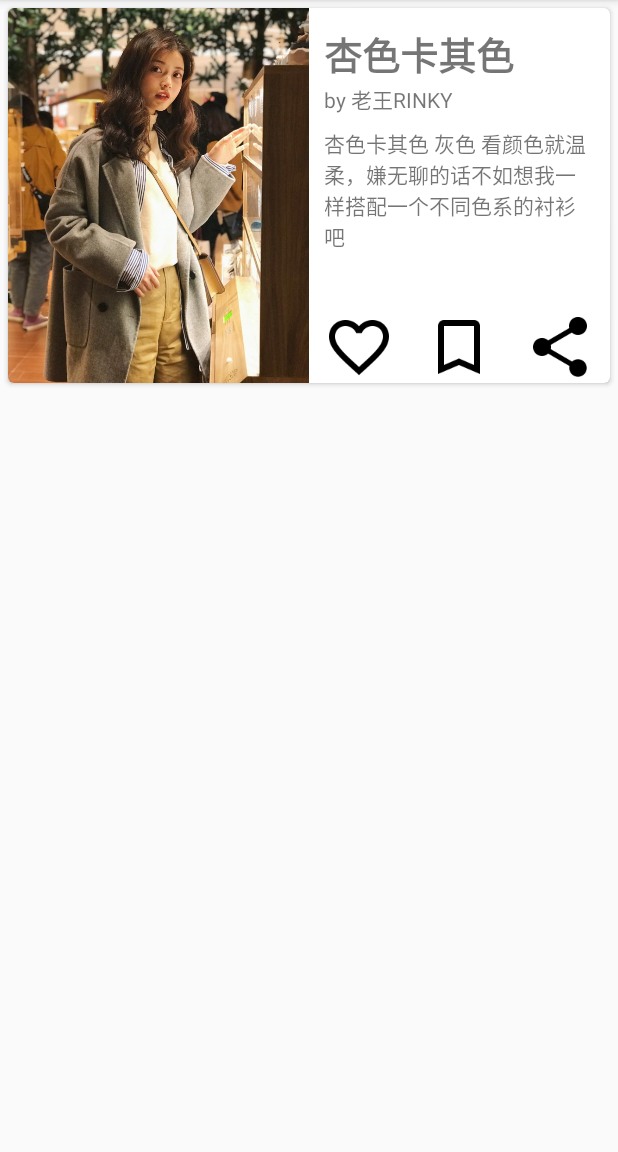
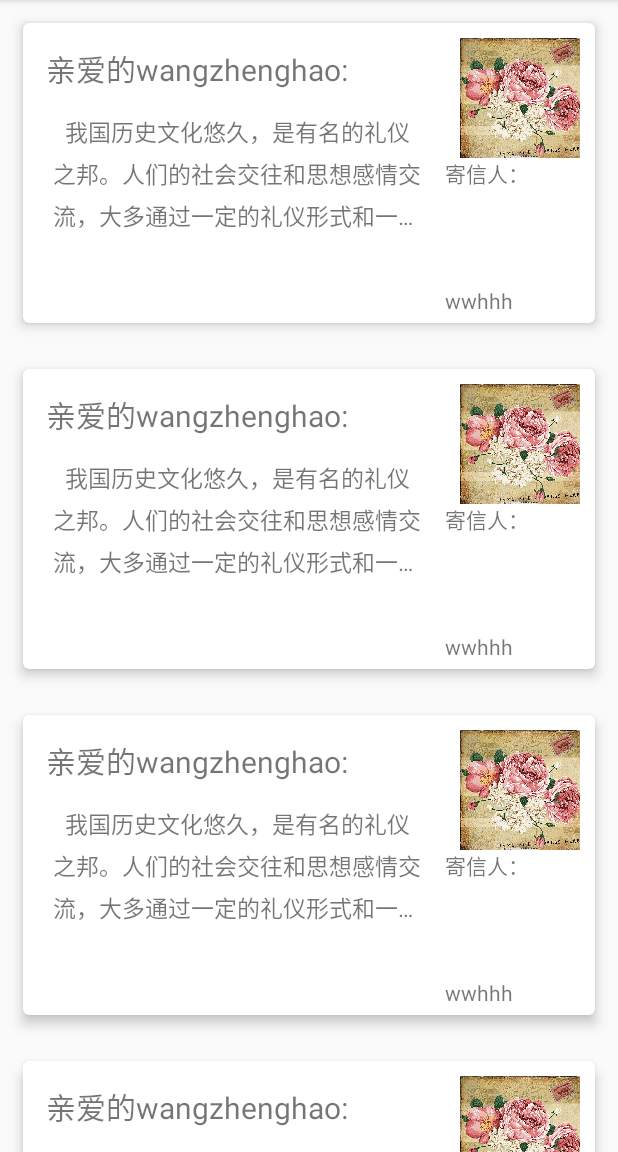
Before and after one commit to wzharies/dressing, an Android app: the fragment Fragment2 shown on its own in the app's theme, on a phone screen of 412 x 824 dp, the part 84-1236 px from its top. Run offline under Robolectric (Android 15) with nearby library versions, the phone set to English and light mode, and no system bars; our stand-ins replace Navigation 3; network calls fail.

Commit message:
letter
完善了letter

```diff
--- a/app/src/main/java/com/example/dress/activity/fragement/Fragment2.java
+++ b/app/src/main/java/com/example/dress/activity/fragement/Fragment2.java
@@ -3,11 +3,19 @@ package com.example.dress.activity.fragement;
 import android.os.Bundle;
 import android.support.annotation.Nullable;
 import android.support.v4.app.Fragment;
+import android.support.v7.widget.LinearLayoutManager;
+import android.support.v7.widget.RecyclerView;
 import android.view.LayoutInflater;
 import android.view.View;
 import android.view.ViewGroup;
+import android.widget.LinearLayout;
 
 import com.example.dress.R;
+import com.example.dress.adapter.EnvelopeAdapter;
+import com.example.dress.util.Envelope;
+
+import java.util.ArrayList;
+import java.util.List;
 
 public class Fragment2 extends Fragment {
     public Fragment2() {
@@ -26,6 +34,19 @@ public class Fragment2 extends Fragment {
 
     @Override
     public View onCreateView(LayoutInflater inflater, ViewGroup container, Bundle savedInstanceState) {
-        return inflater.inflate(R.layout.fragement2, container, false);
+        View view=inflater.inflate(R.layout.fragement2, container, false);
+        List<Envelope> envelopes=new ArrayList<>();
+        Envelope temp1= new Envelope("  我国历史文化悠久，是有名的礼仪之邦。人们的社会交往和思想感情交流，大多通过一定的礼仪形式和一定的文化活动方式来进行。在实际生活中，每个人都经常使用到一系列的应用文，如传统的书信、名片、柬贴、启事、题诗题词、对对联等，现代的如电报、传真、特快专递、电子邮件等。这些应用写作包含着丰富的礼仪内容，具有中华民族浓厚的文化色彩。\n" +
+                "书信是一种向特定对象传递信息、交流思想感情的应用文书。“信”在古文中有音讯、消息之义，如“阳气极於上，阴信萌乎下。”（扬雄：《太玄经·应》）；另外，“信”也有托人所传之言可信的意思，不论是托人捎的口信，还是通过邮差邮递的书信用语言文字向特定对象传递信息和进行思想感情交流的信，一是有运用文字述说事情原委和表达自己思想感情的能力；二是具备相应的书写工具；三是有人进行传递。亲笔给亲戚朋友写信，不仅可以传达自己的思想感情，而且能给受信人以“见字如面”的亲切感；科技不断进步，又相继出现了电话、电报、邮寄录音带、录像带、电子邮件等交流信息的手段，可以预见，未来电子邮件这一新兴的手段会被越来越多的人运用。随着社会的发展，人与社会的关系也在进行重新建构，书信的运用除传统用法，即公函私函之外，一个新的发展动向便是原先私函类中因为个人需要而向政府机构、企事业单位、知名学者等个人所发的事务性的信件，这一类信件的使用量逐渐增多，值得注意。我们将其称为个人公文。","wwhhh","wangzhenghao",R.drawable.stamp_1);
+        envelopes.add(temp1);
+        envelopes.add(temp1);
+        envelopes.add(temp1);
+        envelopes.add(temp1);
+        RecyclerView recyclerView = (RecyclerView)view.findViewById(R.id.recycle_view);
+        LinearLayoutManager layoutManager = new LinearLayoutManager(getActivity());
+        recyclerView.setLayoutManager(layoutManager);
+        EnvelopeAdapter adapter = new EnvelopeAdapter(envelopes);
+        recyclerView.setAdapter(adapter);
+        return view;
     }
 }
--- /dev/null
+++ b/app/src/main/java/com/example/dress/adapter/EnvelopeAdapter.java
@@ -0,0 +1,83 @@
+package com.example.dress.adapter;
+
+import android.content.Context;
+import android.content.Intent;
+import android.support.annotation.NonNull;
+import android.support.v7.widget.RecyclerView;
+import android.view.LayoutInflater;
+import android.view.View;
+import android.view.ViewGroup;
+import android.widget.ImageView;
+import android.widget.TextView;
+
+import com.example.dress.R;
+import com.example.dress.activity.EnvelopeViewActivity;
+import com.example.dress.util.Envelope;
+
+import java.util.List;
+
+public class EnvelopeAdapter extends RecyclerView.Adapter<EnvelopeAdapter.ViewHolder> {
+    private List<Envelope> envelopeList;
+    private Context mContext;
+
+    public EnvelopeAdapter(List<Envelope> envelopes)
+    {
+        envelopeList=envelopes;
+    }
+    @NonNull
+    @Override
+    public ViewHolder onCreateViewHolder(@NonNull ViewGroup viewGroup, int i) {
+        if(mContext==null){
+            mContext=viewGroup.getContext();
+        }
+        View view = LayoutInflater.from(viewGroup.getContext()).inflate(R.layout.envelope_item,viewGroup,false);
+        final ViewHolder holder = new ViewHolder(view);
+        holder.text.setOnClickListener(new View.OnClickListener() {
+            @Override
+            public void onClick(View v) {
+                int position = holder.getAdapterPosition();
+                Envelope envetemp = envelopeList.get(position);
+                Intent intent = new Intent(mContext, EnvelopeViewActivity.class);
+                intent.putExtra("envelope_data",envetemp);
+                mContext.startActivity(intent);
+            }
+        });
+        holder.sender.setOnClickListener(new View.OnClickListener() {
+            @Override
+            public void onClick(View v) {
+
+            }
+        });
+        return holder;
+    }
+
+    @Override
+    public void onBindViewHolder(@NonNull ViewHolder viewHolder, int i) {
+        Envelope envelope = envelopeList.get(i);
+        viewHolder.stampImage.setImageResource(envelope.getStampViewId());
+        viewHolder.text.setText(envelope.getText());
+        viewHolder.sender.setText(envelope.getSender());
+        viewHolder.receiver.setText("亲爱的"+envelope.getReceiver()+":");
+    }
+
+    @Override
+    public int getItemCount() {
+        return envelopeList.size();
+    }
+
+    public class ViewHolder extends RecyclerView.ViewHolder{
+        View envelopeView;
+        ImageView stampImage;
+        TextView text;
+        TextView sender;
+        TextView receiver;
+        public ViewHolder(View view){
+            super(view);
+            envelopeView=view;
+            stampImage = (ImageView)view.findViewById(R.id.envelope_stamp_image);
+            text = (TextView)view.findViewById(R.id.envelope_text);
+            sender = (TextView)view.findViewById(R.id.envelope_sender);
+            receiver=(TextView)view.findViewById(R.id.receiver_text);
+        }
+    }
+}
--- /dev/null
+++ b/app/src/main/java/com/example/dress/util/Envelope.java
@@ -0,0 +1,52 @@
+package com.example.dress.util;
+
+import android.widget.ImageView;
+
+import java.io.Serializable;
+
+public class Envelope implements Serializable {
+    private String text;
+    private String sender;
+    private String receiver;
+    private int stampViewId;
+
+    public Envelope(String text,String sender,String receiver,int stampViewId){
+        this.receiver=receiver;
+        this.sender=sender;
+        this.stampViewId=stampViewId;
+        this.text=text;
+    }
+    //get参数
+    public int getStampViewId() {
+        return stampViewId;
+    }
+
+    public String getReceiver() {
+        return receiver;
+    }
+
+    public String getSender() {
+        return sender;
+    }
+
+    public String getText() {
+        return text;
+    }
+
+        //set参数
+    public void setReceiver(String receiver) {
+        this.receiver = receiver;
+    }
+
+    public void setSender(String sender) {
+        this.sender = sender;
+    }
+
+    public void setStampViewId(int stampViewId) {
+        this.stampViewId = stampViewId;
+    }
+
+    public void setText(String text) {
+        this.text = text;
+    }
+}
--- /dev/null
+++ b/app/src/main/res/layout/envelope_item.xml
@@ -0,0 +1,66 @@
+<?xml version="1.0" encoding="utf-8"?>
+
+<android.support.v7.widget.CardView
+    xmlns:android="http://schemas.android.com/apk/res/android"
+    xmlns:app="http://schemas.android.com/apk/res-auto"
+    xmlns:tools="http://schemas.android.com/tools"
+    android:layout_width="match_parent"
+    android:layout_height="200dp"
+    android:orientation="horizontal"
+    android:layout_margin="15dp"
+    app:cardCornerRadius="4dp"
+    app:cardElevation="5dp">
+
+    <LinearLayout
+        android:layout_width="292dp"
+        android:layout_height="match_parent"
+        android:orientation="vertical">
+
+        <TextView
+            android:id="@+id/receiver_text"
+            android:layout_width="match_parent"
+            android:layout_height="wrap_content"
+            android:layout_margin="15dp"
+            android:textSize="20sp"
+            android:text="亲爱的" />
+
+
+        <TextView
+            android:id="@+id/envelope_text"
+            android:layout_width="match_parent"
+            android:layout_height="match_parent"
+            android:layout_marginHorizontal="20dp"
+            android:layout_marginBottom="15dp"
+            android:lineSpacingExtra="5dp"
+            android:maxLines="3"
+            android:maxEms="15"
+            android:ellipsize="end"
+            android:textSize="15sp" />
+    </LinearLayout>
+    <FrameLayout
+        android:layout_width="wrap_content"
+        android:layout_height="match_parent"
+        android:layout_weight="2"
+        android:layout_gravity="right"
+        android:orientation="vertical">
+        <ImageView
+            android:id="@+id/envelope_stamp_image"
+            android:layout_margin="10dp"
+            android:layout_width="80dp"
+            android:layout_height="80dp"
+            android:adjustViewBounds="true"/>
+
+        <TextView
+            android:layout_width="match_parent"
+            android:layout_height="wrap_content"
+            android:layout_gravity="center_vertical"
+            android:text="寄信人：" />
+
+        <TextView
+            android:id="@+id/envelope_sender"
+            android:layout_width="match_parent"
+            android:layout_height="wrap_content"
+            android:layout_gravity="right|bottom"
+            android:layout_marginBottom="5dp" />
+    </FrameLayout>
+</android.support.v7.widget.CardView>
--- a/app/src/main/res/layout/fragement2.xml
+++ b/app/src/main/res/layout/fragement2.xml
@@ -8,6 +8,6 @@
         android:id="@+id/recycle_view"
         android:layout_width="match_parent"
         android:layout_height="match_parent"/>
-    <include layout="@layout/picture_item"/>
+
 
 </FrameLayout>
--- a/app/src/main/res/values/styles.xml
+++ b/app/src/main/res/values/styles.xml
@@ -7,5 +7,9 @@
         <item name="colorPrimaryDark">@color/colorPrimaryDark</item>
         <item name="colorAccent">@color/colorAccent</item>
     </style>
+    <style name="AppTheme.NoActionBar">
+        <item name="windowActionBar">false</item>
+        <item name="windowNoTitle">true</item>
+    </style>
 
 </resources>
```
Also changed, not shown: app/src/main/AndroidManifest.xml (+9 -13 lines), app/src/main/java/com/example/dress/activity/AppCompatPreferenceActivity.java (added, +109 -0 lines), app/src/main/java/com/example/dress/activity/EnvelopeViewActivity.java (added, +47 -0 lines), app/src/main/java/com/example/dress/activity/Myapplication.java (added, +21 -0 lines), app/src/main/res/drawable/ic_info_black_24dp.xml (added, +9 -0 lines), app/src/main/res/drawable/ic_notifications_black_24dp.xml (added, +9 -0 lines), app/src/main/res/drawable/ic_sync_black_24dp.xml (added, +9 -0 lines), app/src/main/res/layout/activity_envelope_view.xml (added, +61 -0 lines), app/src/main/res/values/strings.xml (+73 -0 lines), app/src/main/res/xml/pref_data_sync.xml (added, +21 -0 lines), app/src/main/res/xml/pref_general.xml (added, +33 -0 lines), app/src/main/res/xml/pref_headers.xml (added, +20 -0 lines), app/src/main/res/xml/pref_notification.xml (added, +27 -0 lines), app/src/main/res/drawable/stamp_1.jpg (added).
